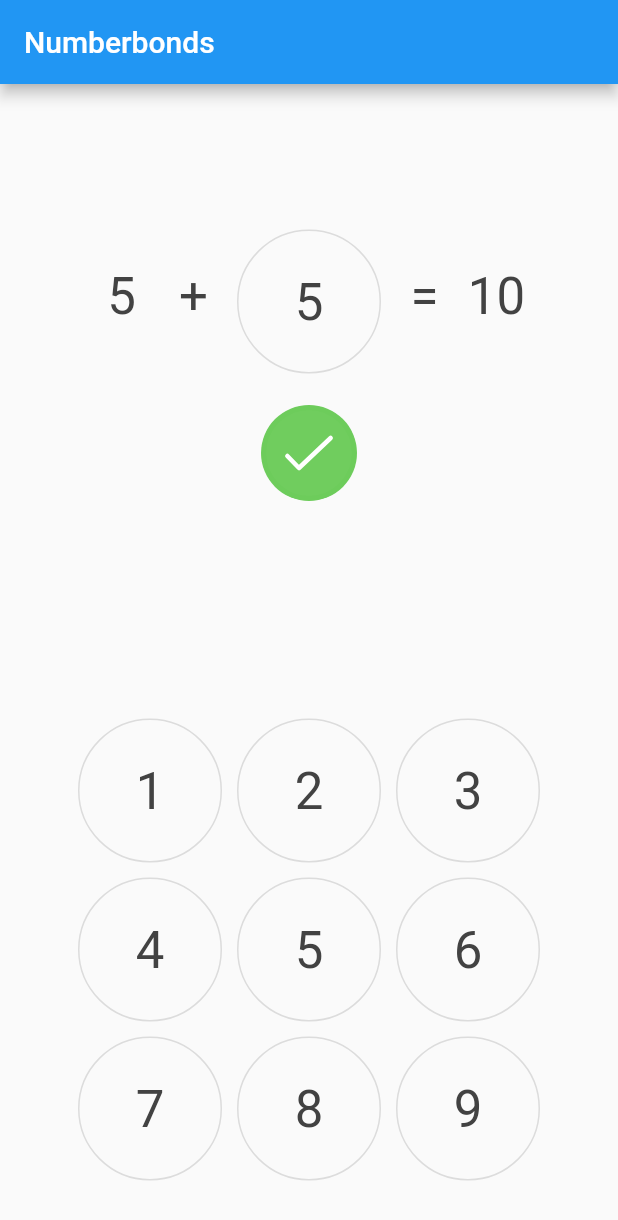
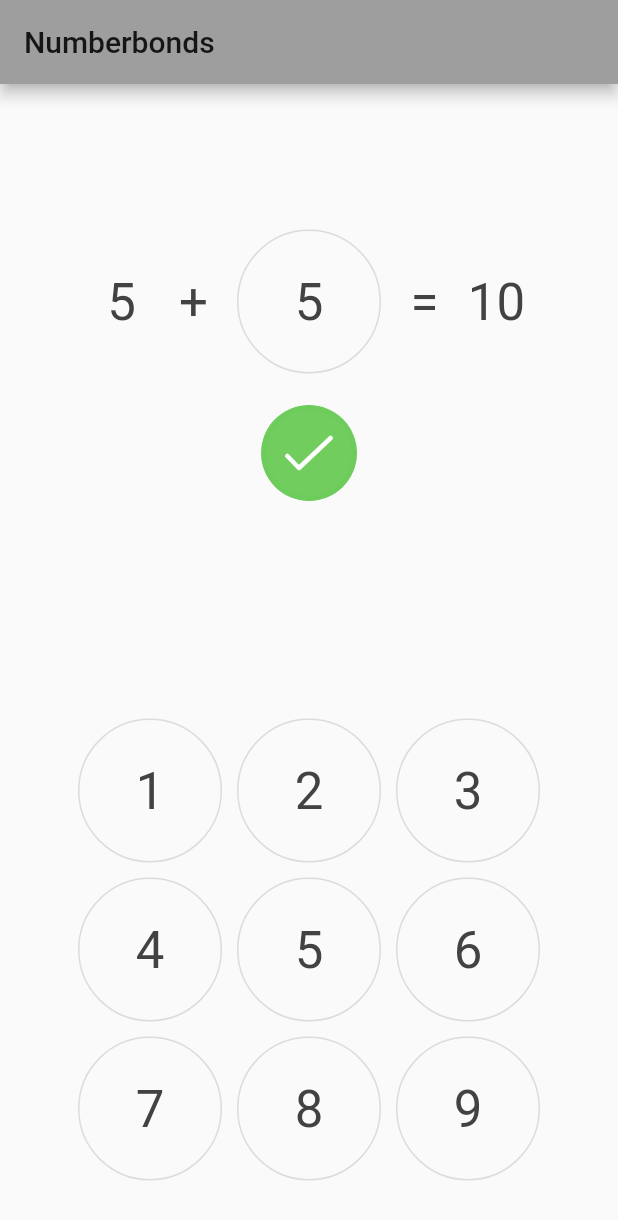
Before and after one commit to purposebakery/numberbonds, a Flutter app: the screen it shows after launch, after a tap on an icon or button, on a phone screen of 412 x 824 dp. Shown: the top 1220 px of the screen. Run offline on Flutter 3.47's test engine with Material 2 defaults, Android fonts, the phone set to English and light mode, and no system bars; our stand-ins replace lottie.

Commit message:
Null safety migration

```diff
--- a/lib/main.dart
+++ b/lib/main.dart
@@ -1,5 +1,5 @@
 import 'package:flutter/material.dart';
-import 'package:numberbonds/numberbonds/numberbondsPage.dart';
+import 'numberbonds/numberbondspage.dart';
 
 void main() {
   runApp(MyApp());
@@ -11,7 +11,7 @@ class MyApp extends StatelessWidget {
     return MaterialApp(
       title: 'Numberbonds',
       theme: ThemeData(
-        primarySwatch: Colors.blue,
+        primarySwatch: Colors.grey,
           //fontFamily: 'Minecraftia'
       ),
       home: NumberBondsPage(),
--- a/lib/maths/numberbond.dart
+++ b/lib/maths/numberbond.dart
@@ -11,7 +11,7 @@ class NumberBond {
     second = result - first;
   }
 
-  bool isSecond(int second) {
+  bool isSecond(int? second) {
     return this.second == second;
   }
 }
--- a/lib/numberbonds/numberbondspage.dart
+++ b/lib/numberbonds/numberbondspage.dart
@@ -1,13 +1,12 @@
 import 'package:flutter/material.dart';
 import 'package:flutter/widgets.dart';
+import 'package:lottie/lottie.dart';
 import 'package:numberbonds/common/sizes.dart';
 import 'package:numberbonds/maths/numberbond.dart';
 import 'package:numberbonds/utils/dartutils.dart';
-import 'package:numberbonds/utils/systemutils.dart';
-import 'package:lottie/lottie.dart';
 
 class NumberBondsPage extends StatefulWidget {
-  NumberBondsPage({Key key}) : super(key: key);
+  NumberBondsPage({Key? key}) : super(key: key);
 
   @override
   _NumberBondsPageState createState() => _NumberBondsPageState();
@@ -16,12 +15,12 @@ class NumberBondsPage extends StatefulWidget {
 class _NumberBondsPageState extends State<NumberBondsPage> {
   static const int UNDEFINED = -1;
 
-  int secondInput;
-  double numberPadItemWidth;
-  NumberBond numberbond;
-  bool waitingForReset;
+  int? secondInput;
+  late double numberPadItemWidth;
+  late NumberBond numberbond;
+  late bool waitingForReset;
 
-  _NumberBondsPageState(){
+  _NumberBondsPageState() {
     initializeValues();
   }
 
@@ -50,8 +49,8 @@ class _NumberBondsPageState extends State<NumberBondsPage> {
 
     // Set the state
     setState(() {
+      if (this.numberbond.isSecond(secondInput)) {
         this.secondInput = secondInput;
-      if (this.numberbond.isSecond(secondInput)) {
         this.waitingForReset = true;
         DartUtils.delay(DartUtils.DURATION_2SEC, () {
           _reset();
@@ -59,7 +58,6 @@ class _NumberBondsPageState extends State<NumberBondsPage> {
       }
     });
   }
-
 
   void prebuild() {
     //double width = SystemUtils.getDisplayShortestSide(context);
@@ -82,7 +80,13 @@ class _NumberBondsPageState extends State<NumberBondsPage> {
       verticalDirection: VerticalDirection.up,
       children: <Widget>[
         buildNumberPad(context),
-        buildEquation(context)
+        new Expanded(
+            child: Column(
+                mainAxisAlignment: MainAxisAlignment.center,
+                children: <Widget>[
+              buildEquation(context),
+              buildEquationCheckResponse(context),
+            ])),
       ],
     );
   }
@@ -93,18 +97,17 @@ class _NumberBondsPageState extends State<NumberBondsPage> {
       resultNumberFormatted = secondInput.toString();
     }
 
-    return Expanded(
-        child: Column(
-            mainAxisAlignment: MainAxisAlignment.center,
-            children: <Widget>[
-          Row(mainAxisAlignment: MainAxisAlignment.center, children: [
+    return Row(mainAxisAlignment: MainAxisAlignment.center, children: [
       buildEquationNumber(context, "${numberbond.first}"),
       buildEquationNumber(context, "+"),
       buildNumberPadNumber(context, resultNumberFormatted),
       buildEquationNumber(context, "="),
       buildEquationNumber(context, "${numberbond.result}"),
-          ]),
-              Visibility(
+    ]);
+  }
+
+  Widget buildEquationCheckResponse(BuildContext context) {
+    return Visibility(
         visible: numberbond.isSecond(secondInput),
         replacement: SizedBox(height: Sizes.ICON_LARGE),
         maintainState: false,
@@ -112,24 +115,14 @@ class _NumberBondsPageState extends State<NumberBondsPage> {
           width: Sizes.ICON_LARGE,
           height: Sizes.ICON_LARGE,
           child: Lottie.asset('assets/check_lottie.json', repeat: false),
-              ))
-
-
-        ]));
+        ));
   }
 
   Widget buildEquationNumber(BuildContext context, String number) {
     return Container(
       height: Sizes.ICON_MEDIUM,
       width: Sizes.ICON_MEDIUM,
-      child: Text(
-        number,
-        textAlign: TextAlign.center,
-        style: Theme.of(context)
-            .textTheme
-            .headline4
-            .apply(color: Colors.grey.shade800),
-      ),
+      child: buildNumberField(context, number),
     );
   }
 
@@ -180,12 +173,10 @@ class _NumberBondsPageState extends State<NumberBondsPage> {
                         borderRadius:
                             BorderRadius.circular(numberPadItemWidth / 2.0),
                         side: BorderSide(color: Colors.red)))),
-            child: buildNumberField(context, number)
-        )
-    );
+            child: buildNumberField(context, number)));
   }
 
-  Widget buildNumberField(BuildContext context, String number){
+  Widget buildNumberField(BuildContext context, String number) {
     return AnimatedSwitcher(
         duration: DartUtils.DURATION_SHORT,
         child: Text(number,
@@ -193,8 +184,7 @@ class _NumberBondsPageState extends State<NumberBondsPage> {
             textAlign: TextAlign.center,
             style: Theme.of(context)
                 .textTheme
-                .headline4
-                .apply(color: Colors.grey.shade800))
-    );
+                .headline4!
+                .apply(color: Colors.grey.shade800)));
   }
 }
--- a/lib/utils/dartutils.dart
+++ b/lib/utils/dartutils.dart
@@ -1,3 +1,5 @@
+import 'dart:async';
+
 class DartUtils {
 
   static const int DURATION_SHORT_MILLIS = 150;
@@ -14,7 +16,7 @@ class DartUtils {
   static const Duration DURATION_2SEC = Duration(milliseconds: DURATION_1SEC_MILLIS * 2);
 
   static void delay(Duration duration, Function function) {
-    Future.delayed(duration, function);
+    Future.delayed(duration, function as FutureOr<dynamic> Function()?);
   }
 
   static void delayShort(Function function) {
--- a/pubspec.yaml
+++ b/pubspec.yaml
@@ -6,7 +6,7 @@ publish_to: 'none' # Remove this line if you wish to publish to pub.dev
 version: 1.0.0+1
 
 environment:
-  sdk: ">=2.7.0 <3.0.0"
+  sdk: '>=2.12.0 <3.0.0'
 
 # dependencies
 dependencies:
```
Lines whose indentation alone changed are shown as unchanged.
